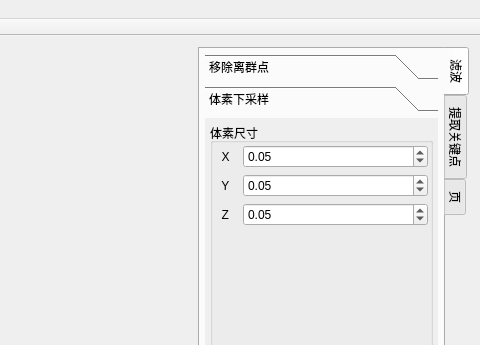
This is PCLTool/PCLTool.ui in YanZY97/PCLTool as Qt 5 draws it before an edit; both pictures show x 682 to 1162 and y 0 to 345 of the 1162 by 674 pixel window. The edited form follows.
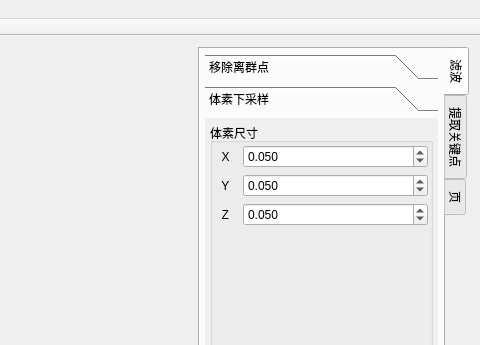
This is the edited form. Custom widgets are drawn as their Qt base class.

```diff
--- a/PCLTool/PCLTool.ui
+++ b/PCLTool/PCLTool.ui
@@ -482,6 +482,9 @@
                  </item>
                  <item row="1" column="1">
                   <widget class="QDoubleSpinBox" name="sboxVoxelGridX">
+                   <property name="decimals">
+                    <number>3</number>
+                   </property>
                    <property name="maximum">
                     <double>100.000000000000000</double>
                    </property>
@@ -495,6 +498,9 @@
                  </item>
                  <item row="2" column="1">
                   <widget class="QDoubleSpinBox" name="sboxVoxelGridY">
+                   <property name="decimals">
+                    <number>3</number>
+                   </property>
                    <property name="singleStep">
                     <double>0.010000000000000</double>
                    </property>
@@ -505,6 +511,9 @@
                  </item>
                  <item row="3" column="1">
                   <widget class="QDoubleSpinBox" name="sboxVoxelGridZ">
+                   <property name="decimals">
+                    <number>3</number>
+                   </property>
                    <property name="singleStep">
                     <double>0.010000000000000</double>
                    </property>
```
Left out of the diff: 6 changed lines with no effect on the pictures.
